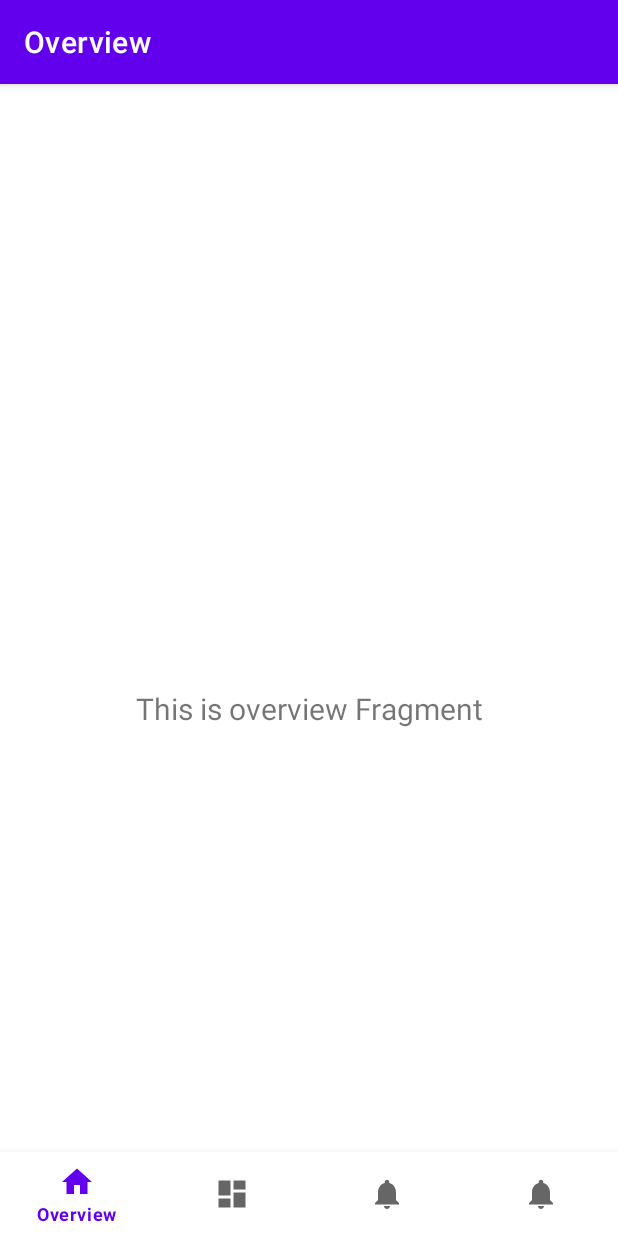
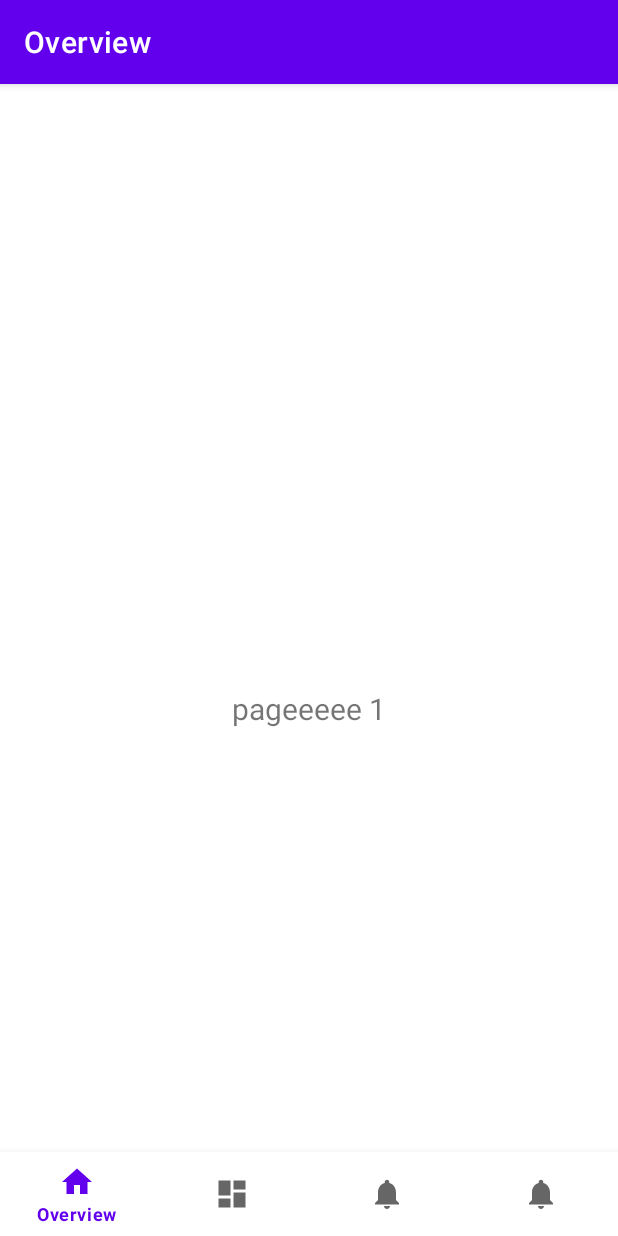
Before and after one commit to josephrockqz/ArtThief, an Android app: the screen it shows after launch (MainActivity), on a phone screen of 412 x 824 dp. Run offline under Robolectric (Android 15) with nearby library versions, the phone set to English and light mode, and no system bars; our stand-ins replace navigation-ui.

Commit message:
Implemented pager view functionality in overview tab

```diff
--- a/app/src/main/java/com/example/artthiefdemo/ui/overview/OverviewFragment.kt
+++ b/app/src/main/java/com/example/artthiefdemo/ui/overview/OverviewFragment.kt
@@ -7,36 +7,59 @@ import android.view.ViewGroup
 import android.widget.TextView
 import androidx.fragment.app.Fragment
 import androidx.lifecycle.ViewModelProvider
+import androidx.viewpager.widget.ViewPager
+import com.example.artthiefdemo.R
 import com.example.artthiefdemo.databinding.FragmentOverviewBinding
+
+//class OverviewFragment : Fragment() {
+//
+//    private var _binding: FragmentOverviewBinding? = null
+//
+//    // This property is only valid between onCreateView and
+//    // onDestroyView.
+//    private val binding get() = _binding!!
+//
+//    override fun onCreateView(
+//        inflater: LayoutInflater,
+//        container: ViewGroup?,
+//        savedInstanceState: Bundle?
+//    ): View {
+//        val overviewViewModel =
+//            ViewModelProvider(this).get(OverviewViewModel::class.java)
+//
+//        _binding = FragmentOverviewBinding.inflate(inflater, container, false)
+//        val root: View = binding.root
+//
+//        val textView: TextView = binding.textOverview
+//        overviewViewModel.text.observe(viewLifecycleOwner) {
+//            textView.text = it
+//        }
+//        return root
+//    }
+//
+//    override fun onDestroyView() {
+//        super.onDestroyView()
+//        _binding = null
+//    }
+//}
 
 class OverviewFragment : Fragment() {
 
-    private var _binding: FragmentOverviewBinding? = null
-
-    // This property is only valid between onCreateView and
-    // onDestroyView.
-    private val binding get() = _binding!!
+    private lateinit var overviewPagerAdapter: OverviewPagerAdapter
+    private lateinit var viewPager: ViewPager
 
     override fun onCreateView(
         inflater: LayoutInflater,
         container: ViewGroup?,
         savedInstanceState: Bundle?
-    ): View {
-        val overviewViewModel =
-            ViewModelProvider(this).get(OverviewViewModel::class.java)
-
-        _binding = FragmentOverviewBinding.inflate(inflater, container, false)
-        val root: View = binding.root
-
-        val textView: TextView = binding.textOverview
-        overviewViewModel.text.observe(viewLifecycleOwner) {
-            textView.text = it
-        }
-        return root
+    ): View? {
+        return inflater.inflate(R.layout.fragment_overview, container, false)
     }
 
-    override fun onDestroyView() {
-        super.onDestroyView()
-        _binding = null
+    override fun onViewCreated(view: View, savedInstanceState: Bundle?) {
+        overviewPagerAdapter = OverviewPagerAdapter(childFragmentManager)
+        viewPager = view.findViewById(R.id.pager_overview)
+        viewPager.adapter = overviewPagerAdapter
     }
+
 }
--- /dev/null
+++ b/app/src/main/java/com/example/artthiefdemo/ui/overview/OverviewPagerAdapter.kt
@@ -0,0 +1,29 @@
+package com.example.artthiefdemo.ui.overview
+
+import androidx.fragment.app.Fragment
+import androidx.fragment.app.FragmentManager
+import androidx.fragment.app.FragmentPagerAdapter
+
+class OverviewPagerAdapter(fm: FragmentManager) : FragmentPagerAdapter(fm) {
+
+    override fun getCount(): Int = 2
+
+    override fun getItem(i: Int): Fragment {
+        if (i == 0) {
+            return Page1OverviewFragment()
+        } else if (i == 1) {
+            return Page2OverviewFragment()
+        }
+        // TODO: implement all 4 pages of overview tab
+        return OverviewFragment()
+    }
+
+    override fun getPageTitle(position: Int): CharSequence {
+        if (position == 0) {
+            return "uno"
+        } else if (position == 1) {
+            return "two"
+        }
+        return "eleventy"
+    }
+}
--- /dev/null
+++ b/app/src/main/java/com/example/artthiefdemo/ui/overview/Page1OverviewFragment.kt
@@ -0,0 +1,25 @@
+package com.example.artthiefdemo.ui.overview
+
+import android.os.Bundle
+import android.view.LayoutInflater
+import android.view.View
+import android.view.ViewGroup
+import androidx.fragment.app.Fragment
+import com.example.artthiefdemo.R
+
+class Page1OverviewFragment : Fragment() {
+    override fun onCreateView(
+        inflater: LayoutInflater,
+        container: ViewGroup?,
+        savedInstanceState: Bundle?
+    ): View {
+        return inflater.inflate(R.layout.overview_page1_fragment, container, false)
+    }
+
+//    override fun onViewCreated(view: View, savedInstanceState: Bundle?) {
+//        arguments?.takeIf { it.containsKey(ARG_OBJECT) }?.apply {
+//            val textView: TextView = view.findViewById(android.R.id.text1)
+//            textView.text = getInt(ARG_OBJECT).toString()
+//        }
+//    }
+}
--- /dev/null
+++ b/app/src/main/java/com/example/artthiefdemo/ui/overview/Page2OverviewFragment.kt
@@ -0,0 +1,25 @@
+package com.example.artthiefdemo.ui.overview
+
+import android.os.Bundle
+import android.view.LayoutInflater
+import android.view.View
+import android.view.ViewGroup
+import androidx.fragment.app.Fragment
+import com.example.artthiefdemo.R
+
+class Page2OverviewFragment : Fragment() {
+    override fun onCreateView(
+        inflater: LayoutInflater,
+        container: ViewGroup?,
+        savedInstanceState: Bundle?
+    ): View {
+        return inflater.inflate(R.layout.overview_page2_fragment, container, false)
+    }
+
+//    override fun onViewCreated(view: View, savedInstanceState: Bundle?) {
+//        arguments?.takeIf { it.containsKey(ARG_OBJECT) }?.apply {
+//            val textView: TextView = view.findViewById(android.R.id.text1)
+//            textView.text = getInt(ARG_OBJECT).toString()
+//        }
+//    }
+}
--- a/app/src/main/res/layout/fragment_overview.xml
+++ b/app/src/main/res/layout/fragment_overview.xml
@@ -1,26 +1,5 @@
-<?xml version="1.0" encoding="utf-8"?>
-<androidx.constraintlayout.widget.ConstraintLayout xmlns:android="http://schemas.android.com/apk/res/android"
-    xmlns:app="http://schemas.android.com/apk/res-auto"
-    xmlns:tools="http://schemas.android.com/tools"
+<androidx.viewpager.widget.ViewPager
+    xmlns:android="http://schemas.android.com/apk/res/android"
+    android:id="@+id/pager_overview"
     android:layout_width="match_parent"
-    android:layout_height="match_parent"
-    tools:context=".ui.overview.OverviewFragment">
-
-    <androidx.viewpager2.widget.ViewPager2
-        android:layout_width="match_parent"
-        android:layout_height="match_parent" />
-
-    <TextView
-        android:id="@+id/text_overview"
-        android:layout_width="match_parent"
-        android:layout_height="wrap_content"
-        android:layout_marginStart="8dp"
-        android:layout_marginTop="8dp"
-        android:layout_marginEnd="8dp"
-        android:textAlignment="center"
-        android:textSize="20sp"
-        app:layout_constraintBottom_toBottomOf="parent"
-        app:layout_constraintEnd_toEndOf="parent"
-        app:layout_constraintStart_toStartOf="parent"
-        app:layout_constraintTop_toTopOf="parent" />
-</androidx.constraintlayout.widget.ConstraintLayout>
+    android:layout_height="match_parent" />
--- /dev/null
+++ b/app/src/main/res/layout/overview_page1_fragment.xml
@@ -0,0 +1,23 @@
+<?xml version="1.0" encoding="utf-8"?>
+<androidx.constraintlayout.widget.ConstraintLayout xmlns:android="http://schemas.android.com/apk/res/android"
+    xmlns:app="http://schemas.android.com/apk/res-auto"
+    xmlns:tools="http://schemas.android.com/tools"
+    android:layout_width="match_parent"
+    android:layout_height="match_parent"
+    tools:context=".ui.overview.OverviewFragment">
+
+    <TextView
+        android:id="@+id/text_overview_page1"
+        android:text="pageeeee 1"
+        android:layout_width="match_parent"
+        android:layout_height="wrap_content"
+        android:layout_marginStart="8dp"
+        android:layout_marginTop="8dp"
+        android:layout_marginEnd="8dp"
+        android:textAlignment="center"
+        android:textSize="20sp"
+        app:layout_constraintBottom_toBottomOf="parent"
+        app:layout_constraintEnd_toEndOf="parent"
+        app:layout_constraintStart_toStartOf="parent"
+        app:layout_constraintTop_toTopOf="parent" />
+</androidx.constraintlayout.widget.ConstraintLayout>
```
Also changed, not shown: app/src/main/res/layout/overview_page2_fragment.xml (added, +23 -0 lines).
